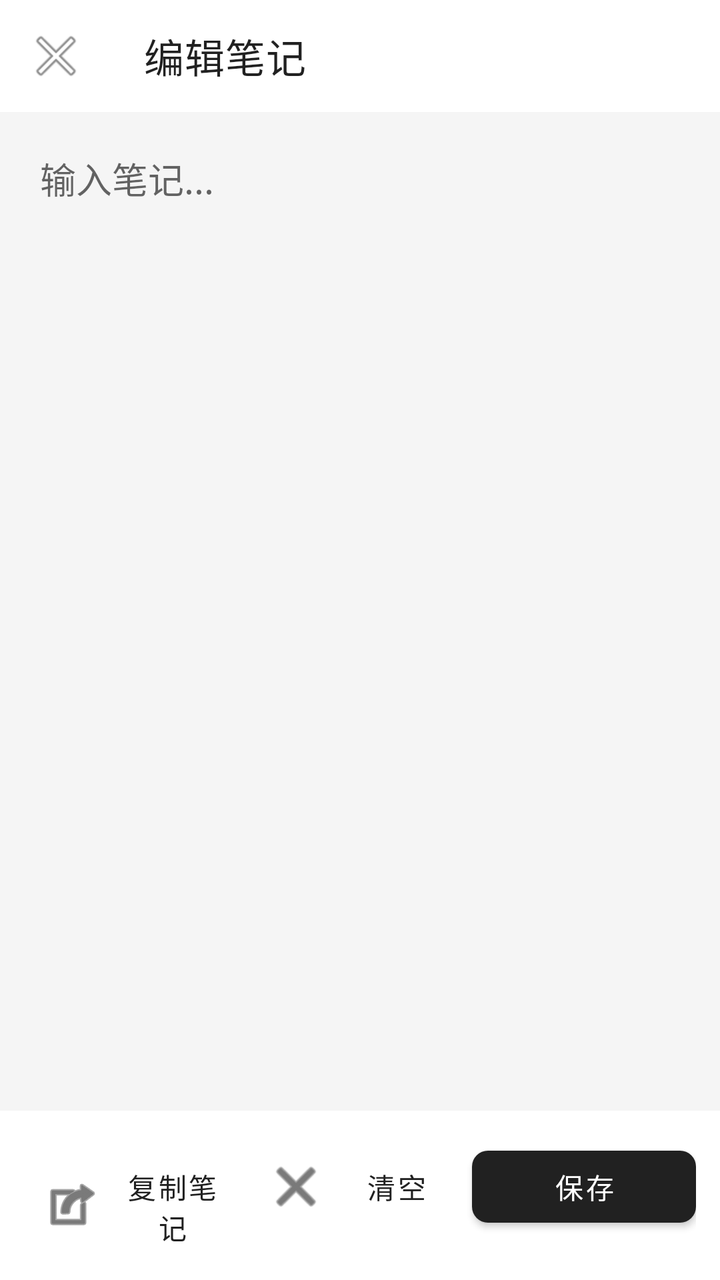
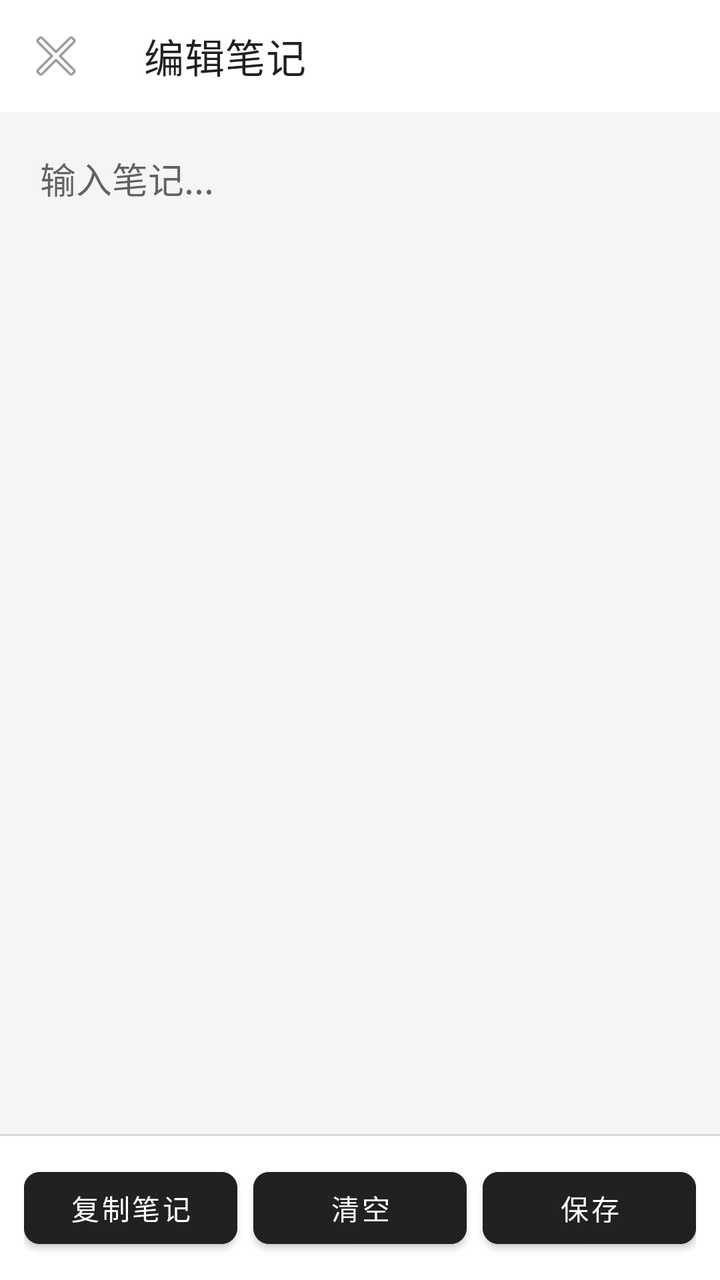

Two renders of the same Android screen: before a commit and after it. Below are the layout's source before the change and the commit's diff.
<!-- AndroidManifest.xml: activity theme Theme.YouLog -->
<!-- res/layout/activity_note_edit.xml -->
<?xml version="1.0" encoding="utf-8"?>
<androidx.constraintlayout.widget.ConstraintLayout xmlns:android="http://schemas.android.com/apk/res/android"
    xmlns:app="http://schemas.android.com/apk/res-auto"
    android:layout_width="match_parent"
    android:layout_height="match_parent"
    android:background="@color/background">

    <com.google.android.material.appbar.AppBarLayout
        android:id="@+id/appBarLayout"
        android:layout_width="match_parent"
        android:layout_height="wrap_content"
        android:background="@color/surface"
        app:layout_constraintTop_toTopOf="parent">

        <androidx.appcompat.widget.Toolbar
            android:id="@+id/toolbar"
            android:layout_width="match_parent"
            android:layout_height="?attr/actionBarSize"
            app:title="@string/edit_note"
            app:navigationIcon="@android:drawable/ic_menu_close_clear_cancel" />

    </com.google.android.material.appbar.AppBarLayout>

    <EditText
        android:id="@+id/noteEditText"
        android:layout_width="match_parent"
        android:layout_height="0dp"
        android:background="@android:color/transparent"
        android:gravity="top"
        android:hint="输入笔记..."
        android:importantForAutofill="no"
        android:inputType="textMultiLine"
        android:padding="20dp"
        android:textSize="18sp"
        app:layout_constraintBottom_toTopOf="@+id/bottomBar"
        app:layout_constraintTop_toBottomOf="@+id/appBarLayout" />

    <LinearLayout
        android:id="@+id/bottomBar"
        android:layout_width="match_parent"
        android:layout_height="wrap_content"
        android:background="@color/surface"
        android:orientation="horizontal"
        android:padding="12dp"
        app:layout_constraintBottom_toBottomOf="parent">

        <com.google.android.material.button.MaterialButton
            android:id="@+id/btnCopy"
            style="@style/Widget.MaterialComponents.Button.TextButton"
            android:layout_width="0dp"
            android:layout_height="wrap_content"
            android:layout_weight="1"
            android:text="@string/copy_note"
            app:icon="@android:drawable/ic_menu_set_as" />

        <com.google.android.material.button.MaterialButton
            android:id="@+id/btnClear"
            style="@style/Widget.MaterialComponents.Button.TextButton"
            android:layout_width="0dp"
            android:layout_height="wrap_content"
            android:layout_weight="1"
            android:text="@string/clear"
            app:icon="@android:drawable/ic_menu_close_clear_cancel" />

        <com.google.android.material.button.MaterialButton
            android:id="@+id/btnSave"
            android:layout_width="0dp"
            android:layout_height="wrap_content"
            android:layout_weight="1"
            android:text="@string/save"
            app:cornerRadius="8dp" />

    </LinearLayout>

</androidx.constraintlayout.widget.ConstraintLayout>
<!-- resources referenced by this layout -->
<resources>
  <color name="background">#FFF5F5F5</color>
  <color name="surface">#FFFFFFFF</color>
  <string name="clear">清空</string>
  <string name="copy_note">复制笔记</string>
  <string name="edit_note">编辑笔记</string>
  <string name="save">保存</string>
  <style name="Theme.YouLog" parent="Theme.MaterialComponents.DayNight.NoActionBar">
          
          <item name="colorPrimary">@color/purple_500</item>
          <item name="colorPrimaryVariant">@color/purple_700</item>
          <item name="colorOnPrimary">@color/white</item>
          
          <item name="colorSecondary">@color/teal_200</item>
          <item name="colorSecondaryVariant">@color/teal_700</item>
          <item name="colorOnSecondary">@color/black</item>
          
          <item name="android:statusBarColor" tools:targetApi="l">?attr/colorPrimaryVariant</item>
          
      </style>
  <color name="purple_500">#212121</color>
  <color name="purple_700">#000000</color>
  <color name="white">#FFFFFFFF</color>
  <color name="teal_200">#BDBDBD</color>
  <color name="teal_700">#616161</color>
  <color name="black">#FF000000</color>
</resources>

<!-- the commit's change to res/layout/activity_note_edit.xml (unified diff, before → after) -->
@@ -35,6 +35,13 @@
         app:layout_constraintBottom_toTopOf="@+id/bottomBar"
         app:layout_constraintTop_toBottomOf="@+id/appBarLayout" />
 
+    <View
+        android:id="@+id/divider"
+        android:layout_width="match_parent"
+        android:layout_height="1dp"
+        android:background="?attr/dividerHorizontal"
+        app:layout_constraintBottom_toTopOf="@+id/bottomBar" />
+
     <LinearLayout
         android:id="@+id/bottomBar"
         android:layout_width="match_parent"
@@ -46,21 +53,25 @@
 
         <com.google.android.material.button.MaterialButton
             android:id="@+id/btnCopy"
-            style="@style/Widget.MaterialComponents.Button.TextButton"
             android:layout_width="0dp"
             android:layout_height="wrap_content"
             android:layout_weight="1"
             android:text="@string/copy_note"
-            app:icon="@android:drawable/ic_menu_set_as" />
+            android:layout_marginEnd="8dp"
+            android:backgroundTint="@color/btn_accent"
+            android:textColor="@color/white"
+            app:cornerRadius="8dp" />
 
         <com.google.android.material.button.MaterialButton
             android:id="@+id/btnClear"
-            style="@style/Widget.MaterialComponents.Button.TextButton"
             android:layout_width="0dp"
             android:layout_height="wrap_content"
             android:layout_weight="1"
             android:text="@string/clear"
-            app:icon="@android:drawable/ic_menu_close_clear_cancel" />
+            android:layout_marginEnd="8dp"
+            android:backgroundTint="@color/btn_accent"
+            android:textColor="@color/white"
+            app:cornerRadius="8dp" />
 
         <com.google.android.material.button.MaterialButton
             android:id="@+id/btnSave"
@@ -68,6 +79,8 @@
             android:layout_height="wrap_content"
             android:layout_weight="1"
             android:text="@string/save"
+            android:backgroundTint="@color/btn_accent"
+            android:textColor="@color/white"
             app:cornerRadius="8dp" />
 
     </LinearLayout>
<!-- resource entries referenced after the edit -->
@@ -1,7 +1,9 @@
 <!-- resources referenced by this layout -->
 <resources>
   <color name="background">#FFF5F5F5</color>
+  <color name="btn_accent">#212121</color>
   <color name="surface">#FFFFFFFF</color>
+  <color name="white">#FFFFFFFF</color>
   <string name="clear">清空</string>
   <string name="copy_note">复制笔记</string>
   <string name="edit_note">编辑笔记</string>
@@ -21,7 +23,6 @@
       </style>
   <color name="purple_500">#212121</color>
   <color name="purple_700">#000000</color>
-  <color name="white">#FFFFFFFF</color>
   <color name="teal_200">#BDBDBD</color>
   <color name="teal_700">#616161</color>
   <color name="black">#FF000000</color>
